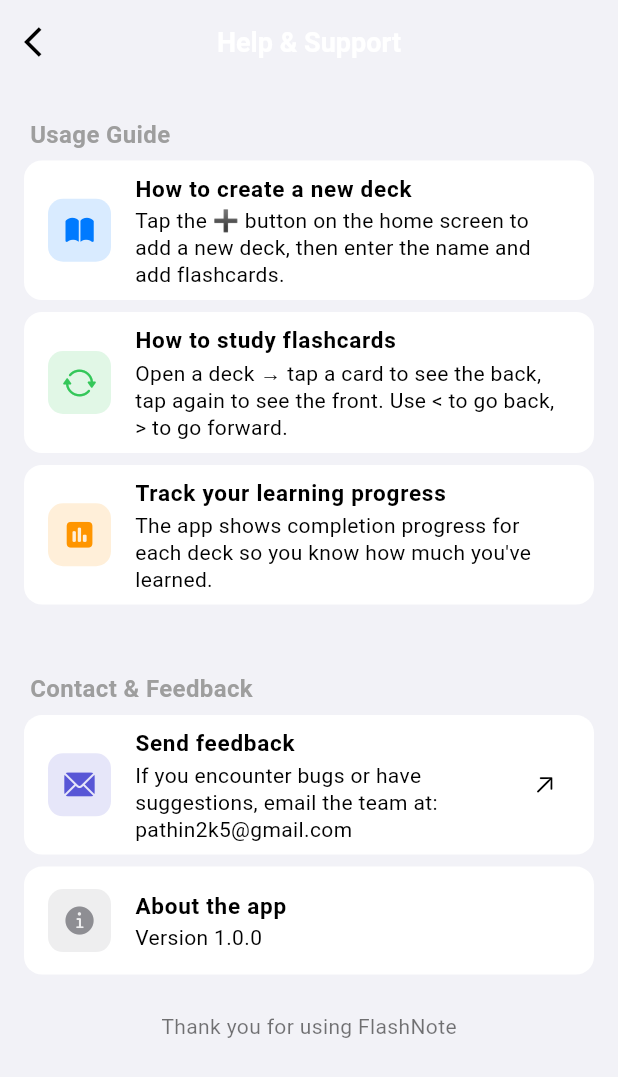
After one commit to pathin33/-2025_LTTBDD_N04_Nhom_Thien., a Flutter app: the HelpScreen screen opened by its route, on a phone screen of 412 x 824 dp. The commit adds this screen. Shown: the top 1077 px of the screen. Run offline on Flutter 3.47's test engine with Material 3 defaults, Android fonts, the phone set to English and light mode, and no system bars; our stand-ins replace easy_localization, font_awesome_flutter, go_router; Roboto replaces fonts that are missing (SFProDisplay).

Commit message:
hoàn thiện màn hình trợ giúp và hỗ trợ

```diff
--- a/assets/lang/en.json
+++ b/assets/lang/en.json
@@ -148,5 +148,22 @@
         "tap_to_see_back": "Tap to see back",
         "term": "Term",
         "definition": "Definition"
+    },
+    "help": {
+        "title": "Help & Support",
+        "usage_guide_section": "Usage Guide",
+        "create_deck": "How to create a new deck",
+        "create_deck_desc": "Tap the ➕ button on the home screen to add a new deck, then enter the name and add flashcards.",
+        "study_cards": "How to study flashcards",
+        "study_cards_desc": "Open a deck → tap a card to see the back, tap again to see the front. Use < to go back, > to go forward.",
+        "track_progress": "Track your learning progress",
+        "track_progress_desc": "The app shows completion progress for each deck so you know how much you've learned.",
+        "contact_feedback_section": "Contact & Feedback",
+        "send_feedback": "Send feedback",
+        "send_feedback_desc": "If you encounter bugs or have suggestions, email the team at: pathin2k5@gmail.com",
+        "email_coming_soon": "Email feature coming soon",
+        "about_app": "About the app",
+        "version": "Version 1.0.0",
+        "thank_you": "Thank you for using FlashNote"
     }
 }
--- a/assets/lang/vi.json
+++ b/assets/lang/vi.json
@@ -148,5 +148,22 @@
         "tap_to_see_back": "Nhấn để xem mặt sau",
         "term": "Thuật ngữ",
         "definition": "Định nghĩa"
+    },
+    "help": {
+        "title": "Trợ giúp & Hỗ trợ",
+        "usage_guide_section": "Hướng dẫn sử dụng",
+        "create_deck": "Cách tạo bộ thẻ mới",
+        "create_deck_desc": "Nhấn nút ➕ ở màn hình chính để thêm bộ thẻ mới, sau đó nhập tên và thêm các thẻ nhớ.",
+        "study_cards": "Cách học thẻ",
+        "study_cards_desc": "Mở bộ thẻ → nhấn vào thẻ để xem mặt sau và nhấn lần nữa để xem mặt trước, nhấn < để quay lại thẻ, nhấn > để chuyển sang thẻ tiếp theo.",
+        "track_progress": "Theo dõi tiến trình học",
+        "track_progress_desc": "App sẽ hiển thị tiến trình hoàn thành ở mỗi bộ thẻ để bạn biết mình đã học bao nhiêu phần trăm.",
+        "contact_feedback_section": "Liên hệ & Phản hồi",
+        "send_feedback": "Gửi phản hồi",
+        "send_feedback_desc": "Nếu bạn gặp lỗi hoặc có góp ý, hãy gửi email cho nhóm phát triển qua: pathin2k5@gmail.com",
+        "email_coming_soon": "Chức năng gửi email sắp ra mắt",
+        "about_app": "Về ứng dụng",
+        "version": "Phiên bản 1.0.0",
+        "thank_you": "Cảm ơn bạn đã sử dụng FlashNote"
     }
 }
--- a/lib/main.dart
+++ b/lib/main.dart
@@ -26,6 +26,7 @@ class MyWidget extends StatelessWidget {
   @override
   Widget build(BuildContext context) {
     return MaterialApp.router(
+      key: ValueKey(context.locale.languageCode),//rebuild lai toan bo khi chuyen doi ngon ngu
       debugShowCheckedModeBanner: false,
       theme: AppTheme.lightTheme,
       localizationsDelegates: context.localizationDelegates,
--- a/lib/routes/app_routes.dart
+++ b/lib/routes/app_routes.dart
@@ -3,6 +3,7 @@ import 'package:btl_moblie/screens/author_screen.dart';
 import 'package:btl_moblie/screens/create_flashcard_screen.dart';
 import 'package:btl_moblie/screens/edit_profile_screen.dart';
 import 'package:btl_moblie/screens/flashcard_screen.dart';
+import 'package:btl_moblie/screens/help_screen.dart';
 import 'package:btl_moblie/screens/home_screen.dart';
 import 'package:btl_moblie/screens/login_or_signup_screen.dart';
 import 'package:btl_moblie/screens/login_screen.dart';
@@ -66,6 +67,11 @@ final GoRouter appRouter = GoRouter(
       builder: (context, state) => const EditProfileScreen(),
     ),
     GoRoute(
+      path: '/help',
+      name: 'help',
+      builder: (context, state) => const HelpScreen(),
+    ),
+    GoRoute(
       path: '/author',
       name: 'author',
       builder: (context, state) => const AuthorScreen(),
--- /dev/null
+++ b/lib/screens/help_screen.dart
@@ -0,0 +1,139 @@
+import 'package:easy_localization/easy_localization.dart';
+import 'package:flutter/cupertino.dart';
+import 'package:flutter/material.dart';
+import 'package:go_router/go_router.dart';
+
+class HelpScreen extends StatelessWidget {
+  const HelpScreen({super.key});
+
+  @override
+  Widget build(BuildContext context) {
+    return Scaffold(
+      backgroundColor: CupertinoColors.systemGroupedBackground,
+      appBar: AppBar(
+        title: Text(tr('help.title')),
+        backgroundColor: Colors.transparent,
+        leading: IconButton(
+          onPressed: () {
+            context.pop();
+          },
+          icon: const Icon(Icons.arrow_back_ios),
+        ),
+      ),
+      body: ListView(
+        padding: const EdgeInsets.symmetric(vertical: 10, horizontal: 16),
+        children: [
+          sectionTitle(tr('help.usage_guide_section')),
+          infoTile(
+            context,
+            icon: CupertinoIcons.book_solid,
+            iconColor: const Color(0xFF007AFF),
+            title: tr('help.create_deck'),
+            subtitle: tr('help.create_deck_desc'),
+          ),
+          infoTile(
+            context,
+            icon: CupertinoIcons.arrow_2_circlepath,
+            iconColor: const Color(0xFF34C759),
+            title: tr('help.study_cards'),
+            subtitle: tr('help.study_cards_desc'),
+          ),
+          infoTile(
+            context,
+            icon: CupertinoIcons.chart_bar_square_fill,
+            iconColor: const Color(0xFFFF9500),
+            title: tr('help.track_progress'),
+            subtitle: tr('help.track_progress_desc'),
+          ),
+
+          SizedBox(height: MediaQuery.of(context).size.height * 0.03),
+          sectionTitle(tr('help.contact_feedback_section')),
+          infoTile(
+            context,
+            icon: CupertinoIcons.mail_solid,
+            iconColor: const Color(0xFF5856D6),
+            title: tr('help.send_feedback'),
+            subtitle: tr('help.send_feedback_desc'),
+            trailing: const Icon(CupertinoIcons.arrow_up_right, size: 18),
+            onTap: () {
+              ScaffoldMessenger.of(context).showSnackBar(
+                SnackBar(content: Text(tr('help.email_coming_soon'))),
+              );
+            },
+          ),
+          infoTile(
+            context,
+            icon: CupertinoIcons.info_circle_fill,
+            iconColor: const Color(0xFF8E8E93),
+            title: tr('help.about_app'),
+            subtitle: tr('help.version'),
+          ),
+
+          SizedBox(height: MediaQuery.of(context).size.height * 0.02),
+          Center(
+            child: Text(
+              tr('help.thank_you'),
+              style: TextStyle(
+                fontSize: 14,
+                color: Colors.black54,
+              ),
+            ),
+          ),
+          SizedBox(height: MediaQuery.of(context).size.height * 0.04),
+        ],
+      ),
+    );
+  }
+
+  // Tieu de
+  Widget sectionTitle(String text) => Padding(
+        padding: const EdgeInsets.only(left: 4, bottom: 6, top: 12),
+        child: Text(
+          text,
+          style: const TextStyle(
+            fontSize: 16,
+            fontWeight: FontWeight.w600,
+            color: Colors.grey,
+          ),
+        ),
+      );
+
+  Widget infoTile(
+    BuildContext context, {
+    required IconData icon,
+    required Color iconColor,
+    required String title,
+    required String subtitle,
+    VoidCallback? onTap,
+    Widget? trailing,
+  }) {
+    return Container(
+      margin: const EdgeInsets.only(bottom: 8),
+      decoration: BoxDecoration(
+        color: Colors.white,
+        borderRadius: BorderRadius.circular(12),
+      ),
+      child: ListTile(
+        leading: Container(
+          width: 42,
+          height: 42,
+          decoration: BoxDecoration(
+            color: iconColor.withOpacity(0.15),
+            borderRadius: BorderRadius.circular(10),
+          ),
+          child: Icon(icon, color: iconColor, size: 22),
+        ),
+        title: Text(
+          title,
+          style: const TextStyle(fontWeight: FontWeight.w600, fontSize: 15),
+        ),
+        subtitle: Text(
+          subtitle,
+          style: const TextStyle(fontSize: 14, height: 1.3),
+        ),
+        trailing: trailing,
+        onTap: onTap,
+      ),
+    );
+  }
+}
--- a/lib/widgets/sildebar_widget.dart
+++ b/lib/widgets/sildebar_widget.dart
@@ -357,7 +357,9 @@ class _SildebarWidgetState extends State<SildebarWidget> {
                       title: 'sidebar.help_support',
                       subtitle: 'sidebar.get_help',
                       color: CupertinoColors.systemGreen,
-                      onTap: () {},
+                      onTap: () {
+                        context.push('/help');
+                      },
                     ),
                     buildMenuItem(
                       icon: CupertinoIcons.info_circle_fill,
```
